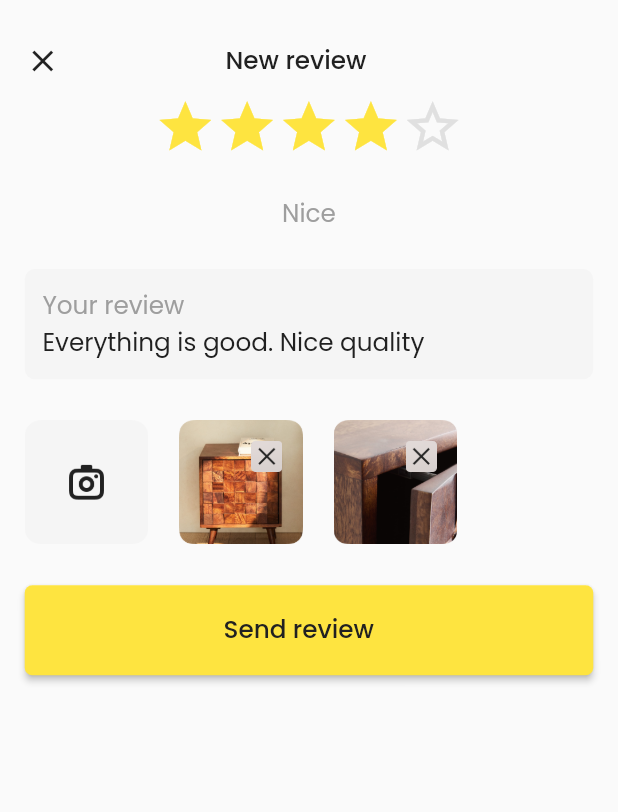
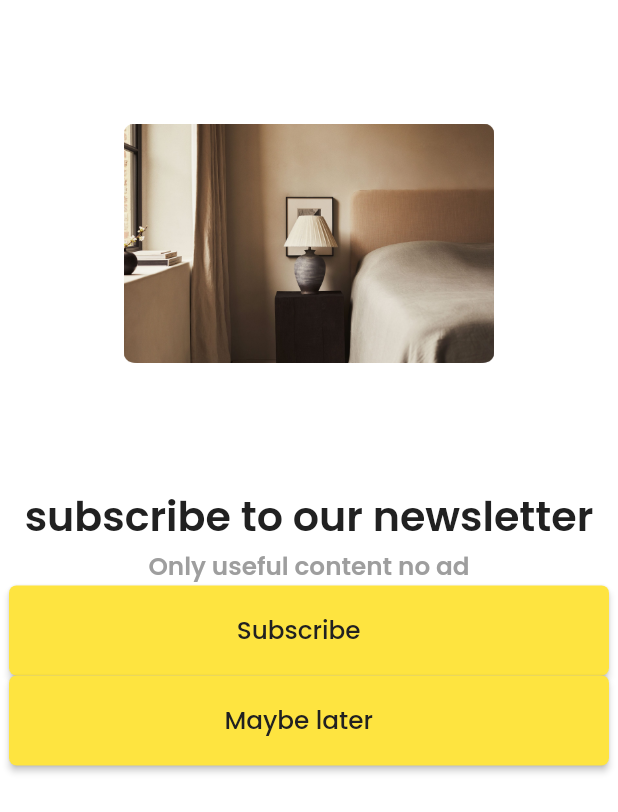
Before and after one commit to panchaniurvisha/ulmo_e_commerce, a Flutter app: the screen it shows after launch, on a phone screen of 412 x 824 dp. Shown: the top 812 px of the screen. Run offline on Flutter 3.47's test engine with Material 2 defaults, Android fonts, the phone set to English and light mode, and no system bars; statements that could not run were skipped.

Commit message:
"3/6/2023"

```diff
--- a/lib/main.dart
+++ b/lib/main.dart
@@ -1,5 +1,5 @@
 import 'package:flutter/material.dart';
-import 'package:ulmo_e_commerce_app/view/new_review_screen.dart';
+import 'package:ulmo_e_commerce_app/view/ad_popover_screen.dart';
 
 void main() {
   runApp(const MyApp());
@@ -17,6 +17,6 @@ class MyApp extends StatelessWidget {
           primarySwatch: Colors.blue,
         ),
         debugShowCheckedModeBanner: false,
-        home: const NewReviewScreen());
+        home: const AdPoPoverScreen());
   }
 }
--- a/lib/res/commen/app_elevated_button.dart
+++ b/lib/res/commen/app_elevated_button.dart
@@ -5,10 +5,12 @@ import 'package:ulmo_e_commerce_app/res/constant/app_colors.dart';
 class AppElevatedButton extends StatelessWidget {
   final String? text;
   final SizedBox? sizeBox;
+  final Color? color;
   const AppElevatedButton({
     Key? key,
     this.text,
     this.sizeBox,
+    this.color,
   }) : super(key: key);
 
   @override
@@ -16,7 +18,7 @@ class AppElevatedButton extends StatelessWidget {
     double width = MediaQuery.of(context).size.width;
     return ElevatedButton(
       style: ElevatedButton.styleFrom(
-        backgroundColor: AppColors.lightYellowTwo,
+        backgroundColor: color ?? AppColors.lightYellowTwo,
         fixedSize: const Size(400, 60),
         shape: RoundedRectangleBorder(borderRadius: BorderRadius.circular(5)),
       ),
--- a/lib/res/constant/app_colors.dart
+++ b/lib/res/constant/app_colors.dart
@@ -9,4 +9,5 @@ class AppColors {
   static const Color skyWhite = Color(0xffFFFFFF);
   static const Color orangeColor = Color(0xffA56506);
   static const Color grayWhite = Color(0xffE0E0E0);
+  static const Color lightBlack = Color(0xB3000000);
 }
--- a/lib/res/constant/app_images.dart
+++ b/lib/res/constant/app_images.dart
@@ -33,4 +33,7 @@ class AppImages {
 
   ///icons
   static const String closeButton = "${iconBasePath}close_icon.png";
+
+  //ad Popover screen
+  static const String bedRoomImage = "${basePath}bedroom_image.png";
 }
--- a/lib/res/constant/app_string.dart
+++ b/lib/res/constant/app_string.dart
@@ -46,8 +46,7 @@ class AppString {
   static const five = "5";
   static const headerName = "you might also like";
   static const price = "\$150.00";
-  static const likesTable =
-      "Wooden bedside table featuring a raised design on the door";
+  static const likesTable = "Wooden bedside table featuring a raised design on the door";
   static const brown = "Brown";
   static const black = "Black";
   static const addCart = "Add to bag";
@@ -66,11 +65,16 @@ class AppString {
   static const personThree = "Paityn Saris";
   static const reviewOne = "Everything is good. Nice quality";
   static const reviewTwo = "Could be better :(";
-  static const reviewThree =
-      "Bought this table 2 months ago and I wanted to say, this is the best bedside table I’ve ever used 😍";
+  static const reviewThree = "Bought this table 2 months ago and I wanted to say, this is the best bedside table I’ve ever used 😍";
 
   //new Review Screen
   static const nice = "Nice";
   static const reviewTitle = "Your review";
   static const sendButton = "Send review";
+
+  //ad Popover Screen
+  static const subscribeTitle = "subscribe to our newsletter";
+  static const usefulContent = "Only useful content no ad";
+  static const subscribe = "Subscribe";
+  static const word = 'Maybe later';
 }
--- /dev/null
+++ b/lib/view/ad_popover_screen.dart
@@ -0,0 +1,61 @@
+import 'package:flutter/material.dart';
+import 'package:ulmo_e_commerce_app/res/commen/app_elevated_button.dart';
+import 'package:ulmo_e_commerce_app/res/commen/app_text.dart';
+import 'package:ulmo_e_commerce_app/res/constant/app_colors.dart';
+import 'package:ulmo_e_commerce_app/res/constant/app_images.dart';
+import 'package:ulmo_e_commerce_app/res/constant/app_string.dart';
+
+class AdPoPoverScreen extends StatefulWidget {
+  const AdPoPoverScreen({Key? key}) : super(key: key);
+
+  @override
+  State<AdPoPoverScreen> createState() => _AdPoPoverScreenState();
+}
+
+class _AdPoPoverScreenState extends State<AdPoPoverScreen> {
+  @override
+  Widget build(BuildContext context) {
+    double height = MediaQuery.of(context).size.height;
+    double width = MediaQuery.of(context).size.width;
+    return SafeArea(
+      child: Scaffold(
+          backgroundColor: AppColors.lightBlack,
+          body: Container(
+            decoration: const BoxDecoration(
+              color: AppColors.skyWhite,
+            ),
+            child: Column(
+              children: [
+                Padding(
+                  padding: EdgeInsets.all(height / 10),
+                  child: Image.asset(
+                    AppImages.bedRoomImage,
+                  ),
+                ),
+                AppText(
+                  text: AppString.subscribeTitle,
+                  fontWeight: FontWeight.w600,
+                  fontSize: height / 30,
+                ),
+                AppText(
+                  text: AppString.usefulContent,
+                  color: AppColors.gray,
+                  fontWeight: FontWeight.w600,
+                  fontSize: height / 50,
+                ),
+                const AppElevatedButton(
+                  sizeBox: SizedBox(),
+                  text: AppString.subscribe,
+                ),
+                const AppElevatedButton(
+                  color: AppColors.,
+                  sizeBox: SizedBox(),
+                  text: AppString.word,
+
+                ),
+              ],
+            ),
+          )),
+    );
+  }
+}
```
Also changed, not shown: lib/res/commen/app_container.dart (+4 -8 lines), assets/images/bedroom_image.png (added).
